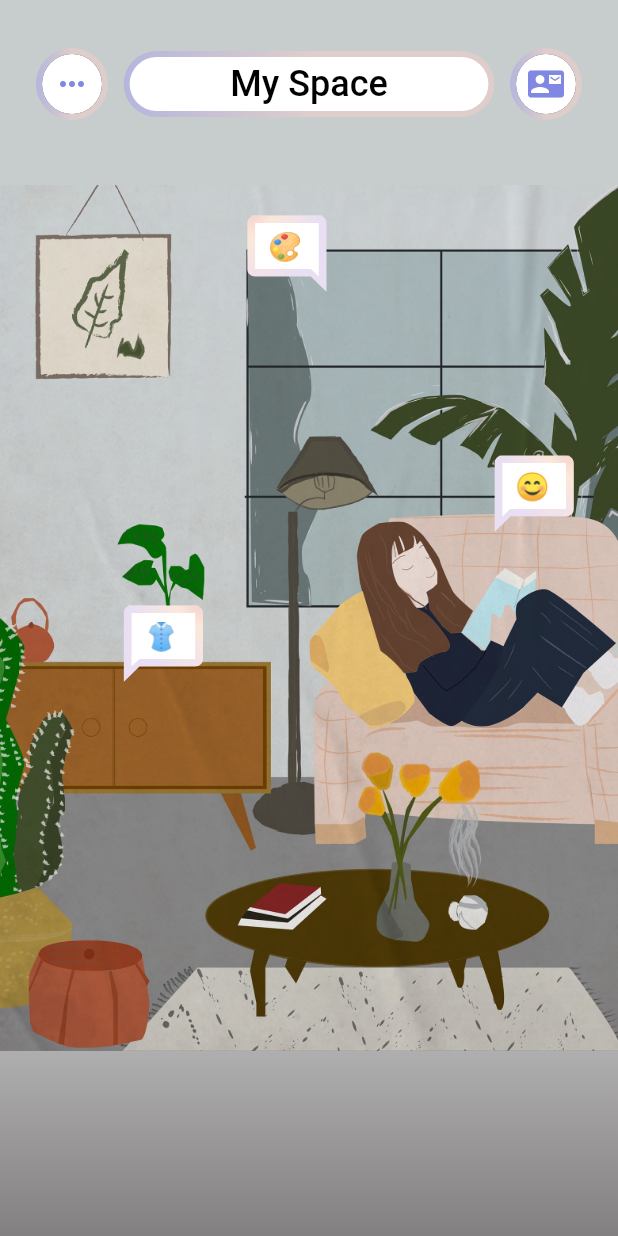
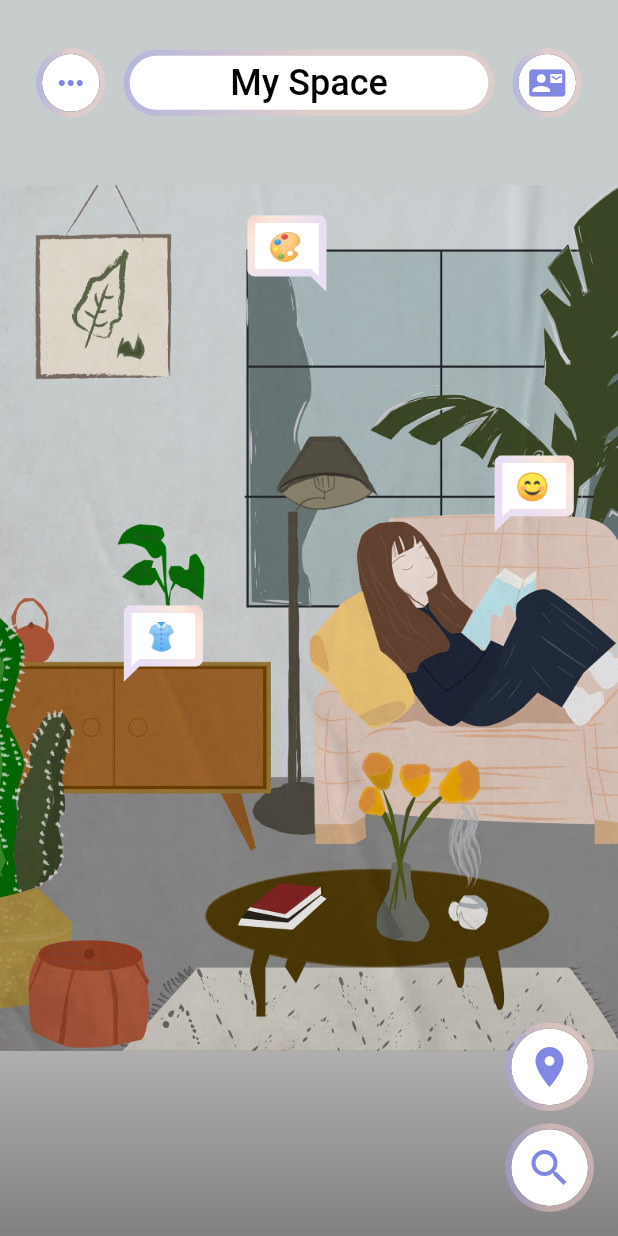
Before and after one commit to samuelchanx/beyondhack-app, a Flutter app: the screen it shows after launch, on a phone screen of 412 x 824 dp. Run offline on Flutter 3.47's test engine with Material 2 defaults, Android fonts, the phone set to English and light mode, and no system bars; our stand-ins replace animate_do, app_links, chat_bubbles, dartx, equatable, firebase_auth and 10 more; missing offline and left inert: artemis, gql, nhost_graphql_adapter, nhost_sdk, sign_button; accounts and stored records are empty.

Commit message:
feat: add floating action buttons and bouncing effects

```diff
--- a/lib/features/home/home_page.dart
+++ b/lib/features/home/home_page.dart
@@ -5,6 +5,7 @@ import 'package:beyondhack/ui/components/chat_bubble.dart';
 import 'package:beyondhack/ui/styles/app_colors.dart';
 import 'package:beyondhack/ui/styles/app_styles.dart';
 import 'package:beyondhack/ui/utils/ui_helper.dart';
+import 'package:beyondhack/utils/globals.dart';
 import 'package:chat_bubbles/chat_bubbles.dart';
 import 'package:flutter/material.dart';
 import 'package:get/get.dart';
@@ -18,6 +19,22 @@ class HomePage extends StatelessWidget {
   Widget build(BuildContext context) {
     return Material(
       child: Scaffold(
+        floatingActionButton: Column(
+          mainAxisAlignment: MainAxisAlignment.end,
+          children: [
+            AppStyledIcon(
+              icon: Icons.location_on,
+              iconSize: 32,
+            ).bounce(onTap: () {}),
+            const SizedBox(height: 8),
+            AppStyledIcon(
+              icon: Icons.search,
+              iconSize: 32,
+            ).bounce(onTap: () {
+              logger.i('Tap search');
+            }),
+          ],
+        ),
         body: Stack(
           children: [
             SizedBox(
@@ -71,10 +88,10 @@ class HomePage extends StatelessWidget {
             Row(
               mainAxisAlignment: MainAxisAlignment.spaceBetween,
               children: [
-                AppStyledIcon(icon: Icons.more_horiz),
-                Text(
+                const AppStyledIcon(icon: Icons.more_horiz),
+                const Text(
                   "My Space",
-                  style: TextStyle(
+                  style: const TextStyle(
                     color: Colors.black,
                     fontSize: 24,
                     fontWeight: FontWeight.w500,
@@ -92,7 +109,7 @@ class HomePage extends StatelessWidget {
                       borderRadius: BorderRadius.circular(32),
                     )
                     .width(Get.width * 0.6),
-                AppStyledIcon(icon: Icons.contact_mail),
+                const AppStyledIcon(icon: Icons.contact_mail),
               ],
             ).width(Get.width - 48).padding(top: 32, horizontal: 24).positioned(top: 0),
           ],
--- a/lib/ui/components/app_styled_icon.dart
+++ b/lib/ui/components/app_styled_icon.dart
@@ -26,7 +26,7 @@ class AppStyledIcon extends StatelessWidget {
             color: Colors.black87,
           )
         ])
-        .constrained(width: 40, height: 40)
+        .constrained(width: iconSize * 1.6, height: iconSize * 1.6)
         .padding(all: 4)
         .decorated(
           shape: BoxShape.circle,
--- /dev/null
+++ b/lib/ui/components/bounce.dart
@@ -0,0 +1,81 @@
+import 'package:flutter/material.dart';
+
+/// Adapted from [Flutter bounce](https://pub.dev/packages/flutter_bounce)
+class Bounce extends StatefulWidget {
+  final VoidCallback? onTap;
+  final Widget child;
+  final Duration? tapDelayDuration;
+
+  // This will get the data from the pages
+  // Makes sure child won't be passed as null
+  const Bounce({required this.child, this.tapDelayDuration, this.onTap}) : assert(child != null);
+
+  @override
+  BounceState createState() => BounceState();
+}
+
+class BounceState extends State<Bounce> with SingleTickerProviderStateMixin {
+  late double _scale;
+
+  // This controller is responsible for the animation
+  AnimationController? _animate;
+
+  //Getting the VoidCallack onPressed passed by the user
+  VoidCallback? get onPressed => widget.onTap;
+
+  // This is a user defined duration, which will be responsible for
+  // what kind of bounce he/she wants
+  Duration get tapDelayDuration => widget.tapDelayDuration ?? const Duration(milliseconds: 100);
+
+  @override
+  void initState() {
+    //defining the controller
+    _animate = AnimationController(
+        vsync: this, duration: const Duration(milliseconds: 200), upperBound: 0.1)
+      ..addListener(() {
+        setState(() {});
+      }); // Can do something in the listener, but not required
+    super.initState();
+  }
+
+  @override
+  void dispose() {
+    // To dispose the contorller when not required
+    _animate?.dispose();
+    super.dispose();
+  }
+
+  @override
+  Widget build(BuildContext context) {
+    _scale = 1 - _animate!.value;
+    return GestureDetector(
+        onTap: _onTap,
+        onTapDown: (_) {
+          _animate!.forward();
+        },
+        onTapCancel: () {
+          _animate!.reverse();
+        },
+        child: Transform.scale(
+          scale: _scale,
+          child: widget.child,
+        ));
+  }
+
+  //This is where the animation works out for us
+  // Both the animation happens in the same method,
+  // but in a duration of time, and our callback is called here as well
+  void _onTap() {
+    //Firing the animation right away
+    _animate!.forward();
+
+    //Now reversing the animation after the user defined duration
+    Future.delayed(tapDelayDuration, () {
+      if (!mounted) {
+        return;
+      }
+      _animate!.reverse();
+      onPressed?.call();
+    });
+  }
+}
--- a/lib/ui/utils/ui_helper.dart
+++ b/lib/ui/utils/ui_helper.dart
@@ -1,3 +1,4 @@
 export 'package:styled_widget/styled_widget.dart';
 export '../../utils/run_loading_future.dart';
 export '../../utils/scoped_functions.dart';
+export '../components/common_ui_components.dart';
```
Also changed, not shown: lib/ui/components/common_ui_components.dart (added, +11 -0 lines).
